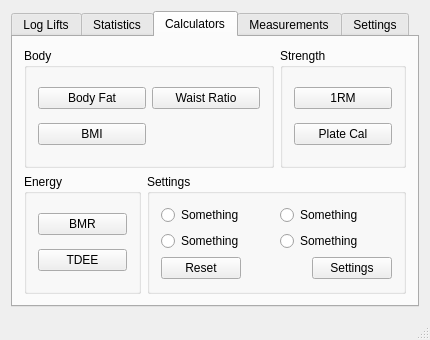
krille0x7c2/LiftLog, file mainwindow.ui: the form before one commit.
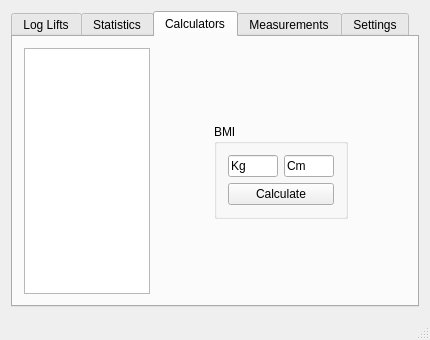
The form after the commit.

Commit message: Changed layout for calculators

What changed in the file:
```diff
--- a/mainwindow.ui
+++ b/mainwindow.ui
@@ -173,145 +173,142 @@
        <attribute name="title">
         <string>Calculators</string>
        </attribute>
-       <layout class="QGridLayout" name="gridLayout_5">
-        <item row="0" column="0" colspan="2">
-         <widget class="QGroupBox" name="groupBox_2">
-          <property name="title">
-           <string>Body</string>
+       <layout class="QGridLayout" name="gridLayout_3">
+        <item row="0" column="0">
+         <widget class="QListWidget" name="listWidget">
+          <property name="sortingEnabled">
+           <bool>true</bool>
           </property>
+         </widget>
+        </item>
+        <item row="0" column="1">
+         <widget class="QStackedWidget" name="stackedWidget">
+          <property name="minimumSize">
+           <size>
+            <width>250</width>
+            <height>0</height>
+           </size>
+          </property>
+          <property name="currentIndex">
+           <number>1</number>
+          </property>
+          <widget class="QWidget" name="page"/>
+          <widget class="QWidget" name="page_2">
           <layout class="QGridLayout" name="gridLayout_4">
-           <item row="0" column="0">
-            <widget class="QPushButton" name="pushButton">
-             <property name="text">
-              <string>Body Fat</string>
-             </property>
-            </widget>
-           </item>
            <item row="0" column="1">
-            <widget class="QPushButton" name="pushButton_5">
-             <property name="text">
-              <string>Waist Ratio</string>
-             </property>
-            </widget>
+             <spacer name="verticalSpacer_2">
+              <property name="orientation">
+               <enum>Qt::Vertical</enum>
+              </property>
+              <property name="sizeHint" stdset="0">
+               <size>
+                <width>20</width>
+                <height>62</height>
+               </size>
+              </property>
+             </spacer>
            </item>
            <item row="1" column="0">
-            <widget class="QPushButton" name="pushButton_2">
-             <property name="text">
+             <spacer name="horizontalSpacer_2">
+              <property name="orientation">
+               <enum>Qt::Horizontal</enum>
+              </property>
+              <property name="sizeHint" stdset="0">
+               <size>
+                <width>45</width>
+                <height>20</height>
+               </size>
+              </property>
+             </spacer>
+            </item>
+            <item row="1" column="1">
+             <widget class="QGroupBox" name="groupBox_2">
+              <property name="title">
               <string>BMI</string>
              </property>
-            </widget>
-           </item>
-          </layout>
-         </widget>
-        </item>
-        <item row="0" column="2">
-         <widget class="QGroupBox" name="groupBox_5">
-          <property name="title">
-           <string>Strength</string>
-          </property>
-          <layout class="QVBoxLayout" name="verticalLayout_6">
-           <item>
-            <widget class="QPushButton" name="pushButton_6">
-             <property name="text">
-              <string>1RM</string>
-             </property>
-            </widget>
-           </item>
-           <item>
-            <widget class="QPushButton" name="pushButton_7">
+              <layout class="QGridLayout" name="gridLayout_5">
+               <item row="0" column="0">
+                <widget class="QLineEdit" name="lineEdit_2">
+                 <property name="maximumSize">
+                  <size>
+                   <width>50</width>
+                   <height>16777215</height>
+                  </size>
+                 </property>
+                 <property name="inputMask">
+                  <string/>
+                 </property>
              <property name="text">
-              <string>Plate Cal</string>
-             </property>
-            </widget>
-           </item>
-          </layout>
-         </widget>
-        </item>
-        <item row="1" column="0">
-         <widget class="QGroupBox" name="groupBox_3">
-          <property name="title">
-           <string>Energy</string>
-          </property>
-          <layout class="QVBoxLayout" name="verticalLayout_3">
-           <item>
-            <widget class="QPushButton" name="pushButton_4">
-             <property name="text">
-              <string>BMR</string>
-             </property>
-            </widget>
-           </item>
-           <item>
-            <widget class="QPushButton" name="pushButton_3">
-             <property name="text">
-              <string>TDEE</string>
-             </property>
-            </widget>
-           </item>
-          </layout>
-         </widget>
-        </item>
-        <item row="1" column="1" colspan="2">
-         <widget class="QGroupBox" name="groupBox_6">
-          <property name="title">
-           <string>Settings</string>
-          </property>
-          <layout class="QGridLayout" name="gridLayout_3">
-           <item row="0" column="0" colspan="2">
-            <widget class="QRadioButton" name="radioButton">
+                  <string>Kg</string>
+                 </property>
+                 <property name="maxLength">
+                  <number>3</number>
+                 </property>
+                </widget>
+               </item>
+               <item row="0" column="1">
+                <widget class="QLineEdit" name="lineEdit">
+                 <property name="maximumSize">
+                  <size>
+                   <width>50</width>
+                   <height>16777215</height>
+                  </size>
+                 </property>
+                 <property name="inputMask">
+                  <string/>
+                 </property>
              <property name="text">
-              <string>Something</string>
-             </property>
-            </widget>
-           </item>
-           <item row="0" column="2" colspan="2">
-            <widget class="QRadioButton" name="radioButton_2">
-             <property name="text">
-              <string>Something</string>
+                  <string>Cm</string>
+                 </property>
+                 <property name="maxLength">
+                  <number>3</number>
              </property>
             </widget>
            </item>
            <item row="1" column="0" colspan="2">
-            <widget class="QRadioButton" name="radioButton_3">
-             <property name="text">
-              <string>Something</string>
-             </property>
-            </widget>
-           </item>
-           <item row="1" column="2" colspan="2">
-            <widget class="QRadioButton" name="radioButton_4">
+                <widget class="QPushButton" name="bmiBtn">
+                 <property name="maximumSize">
+                  <size>
+                   <width>109</width>
+                   <height>16777215</height>
+                  </size>
+                 </property>
              <property name="text">
-              <string>Something</string>
+                  <string>Calculate</string>
              </property>
             </widget>
            </item>
-           <item row="2" column="0">
-            <widget class="QPushButton" name="pushButton_9">
-             <property name="text">
-              <string>Reset</string>
-             </property>
-            </widget>
-           </item>
-           <item row="2" column="1" colspan="2">
-            <spacer name="horizontalSpacer_2">
+              </layout>
+             </widget>
+            </item>
+            <item row="1" column="2">
+             <spacer name="horizontalSpacer_4">
              <property name="orientation">
               <enum>Qt::Horizontal</enum>
              </property>
              <property name="sizeHint" stdset="0">
               <size>
-               <width>59</width>
+                <width>45</width>
                <height>20</height>
               </size>
              </property>
             </spacer>
            </item>
-           <item row="2" column="3">
-            <widget class="QPushButton" name="pushButton_8">
-             <property name="text">
-              <string>Settings</string>
-             </property>
-            </widget>
-           </item>
-          </layout>
+            <item row="2" column="1">
+             <spacer name="verticalSpacer">
+              <property name="orientation">
+               <enum>Qt::Vertical</enum>
+              </property>
+              <property name="sizeHint" stdset="0">
+               <size>
+                <width>20</width>
+                <height>61</height>
+               </size>
+              </property>
+             </spacer>
+            </item>
+           </layout>
+          </widget>
          </widget>
         </item>
        </layout>
```
Lines whose indentation alone changed are shown as unchanged. The commit also changes 1 other file.
